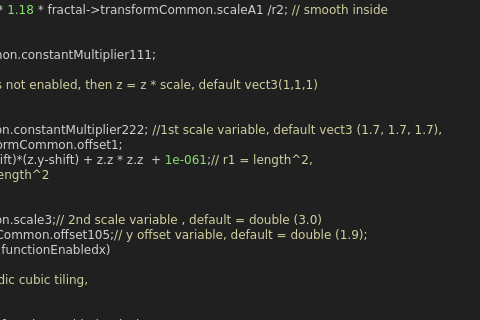
The window that mandelbulber2/qt_data/fractal_riemann_bulb_msltoe_mod2.ui (buddhi1980/mandelbulber2) describes before a commit, drawn with Qt 5; both pictures show x 208 to 688 and y 615 to 935 of the 864 by 1120 pixel window.
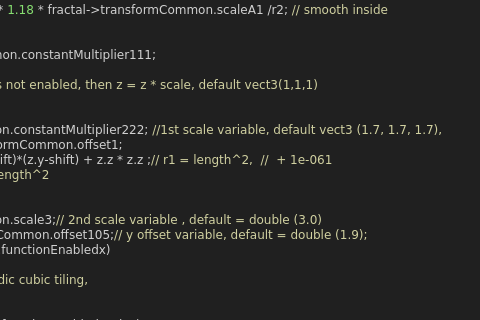
The same window after the commit. Custom widgets are drawn as their Qt base class.

Diff of the .ui file:
```diff
--- a/mandelbulber2/qt_data/fractal_riemann_bulb_msltoe_mod2.ui
+++ b/mandelbulber2/qt_data/fractal_riemann_bulb_msltoe_mod2.ui
@@ -859,7 +859,7 @@
   &lt;span style=&quot;color:#d0d0d0&quot;&gt;{&lt;/span&gt;
     z &lt;span style=&quot;color:#d0d0d0&quot;&gt;*=&lt;/span&gt; fractal&lt;span style=&quot;color:#d0d0d0&quot;&gt;-&amp;gt;&lt;/span&gt;transformCommon&lt;span style=&quot;color:#d0d0d0&quot;&gt;.&lt;/span&gt;constantMultiplier222&lt;span style=&quot;color:#d0d0d0&quot;&gt;;&lt;/span&gt; &lt;span style=&quot;color:#d0d0a0&quot;&gt;//1st scale variable, default vect3 (1.7, 1.7, 1.7),&lt;/span&gt;
     &lt;span style=&quot;color:#f09479; font-weight:bold&quot;&gt;double&lt;/span&gt; shift &lt;span style=&quot;color:#d0d0d0&quot;&gt;=&lt;/span&gt; fractal&lt;span style=&quot;color:#d0d0d0&quot;&gt;-&amp;gt;&lt;/span&gt;transformCommon&lt;span style=&quot;color:#d0d0d0&quot;&gt;.&lt;/span&gt;offset1&lt;span style=&quot;color:#d0d0d0&quot;&gt;;&lt;/span&gt;
-    &lt;span style=&quot;color:#f09479; font-weight:bold&quot;&gt;double&lt;/span&gt; r1 &lt;span style=&quot;color:#d0d0d0&quot;&gt;=&lt;/span&gt; z&lt;span style=&quot;color:#d0d0d0&quot;&gt;.&lt;/span&gt;x &lt;span style=&quot;color:#d0d0d0&quot;&gt;*&lt;/span&gt; z&lt;span style=&quot;color:#d0d0d0&quot;&gt;.&lt;/span&gt;x &lt;span style=&quot;color:#d0d0d0&quot;&gt;+ (&lt;/span&gt;z&lt;span style=&quot;color:#d0d0d0&quot;&gt;.&lt;/span&gt;y&lt;span style=&quot;color:#d0d0d0&quot;&gt;-&lt;/span&gt;shift&lt;span style=&quot;color:#d0d0d0&quot;&gt;)*(&lt;/span&gt;z&lt;span style=&quot;color:#d0d0d0&quot;&gt;.&lt;/span&gt;y&lt;span style=&quot;color:#d0d0d0&quot;&gt;-&lt;/span&gt;shift&lt;span style=&quot;color:#d0d0d0&quot;&gt;) +&lt;/span&gt; z&lt;span style=&quot;color:#d0d0d0&quot;&gt;.&lt;/span&gt;z &lt;span style=&quot;color:#d0d0d0&quot;&gt;*&lt;/span&gt; z&lt;span style=&quot;color:#d0d0d0&quot;&gt;.&lt;/span&gt;z  &lt;span style=&quot;color:#d0d0d0&quot;&gt;+&lt;/span&gt; &lt;span style=&quot;color:#87df71&quot;&gt;1e-061&lt;/span&gt;&lt;span style=&quot;color:#d0d0d0&quot;&gt;;&lt;/span&gt;&lt;span style=&quot;color:#d0d0a0&quot;&gt;// r1 = length^2,&lt;/span&gt;
+    &lt;span style=&quot;color:#f09479; font-weight:bold&quot;&gt;double&lt;/span&gt; r1 &lt;span style=&quot;color:#d0d0d0&quot;&gt;=&lt;/span&gt; z&lt;span style=&quot;color:#d0d0d0&quot;&gt;.&lt;/span&gt;x &lt;span style=&quot;color:#d0d0d0&quot;&gt;*&lt;/span&gt; z&lt;span style=&quot;color:#d0d0d0&quot;&gt;.&lt;/span&gt;x &lt;span style=&quot;color:#d0d0d0&quot;&gt;+ (&lt;/span&gt;z&lt;span style=&quot;color:#d0d0d0&quot;&gt;.&lt;/span&gt;y&lt;span style=&quot;color:#d0d0d0&quot;&gt;-&lt;/span&gt;shift&lt;span style=&quot;color:#d0d0d0&quot;&gt;)*(&lt;/span&gt;z&lt;span style=&quot;color:#d0d0d0&quot;&gt;.&lt;/span&gt;y&lt;span style=&quot;color:#d0d0d0&quot;&gt;-&lt;/span&gt;shift&lt;span style=&quot;color:#d0d0d0&quot;&gt;) +&lt;/span&gt; z&lt;span style=&quot;color:#d0d0d0&quot;&gt;.&lt;/span&gt;z &lt;span style=&quot;color:#d0d0d0&quot;&gt;*&lt;/span&gt; z&lt;span style=&quot;color:#d0d0d0&quot;&gt;.&lt;/span&gt;z &lt;span style=&quot;color:#d0d0d0&quot;&gt;;&lt;/span&gt;&lt;span style=&quot;color:#d0d0a0&quot;&gt;// r1 = length^2,  //  + 1e-061&lt;/span&gt;
     z&lt;span style=&quot;color:#d0d0d0&quot;&gt;.&lt;/span&gt;x &lt;span style=&quot;color:#d0d0d0&quot;&gt;=&lt;/span&gt; z&lt;span style=&quot;color:#d0d0d0&quot;&gt;.&lt;/span&gt;x &lt;span style=&quot;color:#d0d0d0&quot;&gt;/&lt;/span&gt; r1&lt;span style=&quot;color:#d0d0d0&quot;&gt;;&lt;/span&gt; &lt;span style=&quot;color:#d0d0a0&quot;&gt;// inversions by length^2&lt;/span&gt;
     z&lt;span style=&quot;color:#d0d0d0&quot;&gt;.&lt;/span&gt;y &lt;span style=&quot;color:#d0d0d0&quot;&gt;= (&lt;/span&gt;z&lt;span style=&quot;color:#d0d0d0&quot;&gt;.&lt;/span&gt;y &lt;span style=&quot;color:#d0d0d0&quot;&gt;-&lt;/span&gt; shift&lt;span style=&quot;color:#d0d0d0&quot;&gt;) /&lt;/span&gt; r1&lt;span style=&quot;color:#d0d0d0&quot;&gt;;&lt;/span&gt;
     z&lt;span style=&quot;color:#d0d0d0&quot;&gt;.&lt;/span&gt;z &lt;span style=&quot;color:#d0d0d0&quot;&gt;=&lt;/span&gt; z&lt;span style=&quot;color:#d0d0d0&quot;&gt;.&lt;/span&gt;z &lt;span style=&quot;color:#d0d0d0&quot;&gt;/&lt;/span&gt; r1&lt;span style=&quot;color:#d0d0d0&quot;&gt;;&lt;/span&gt;
```
